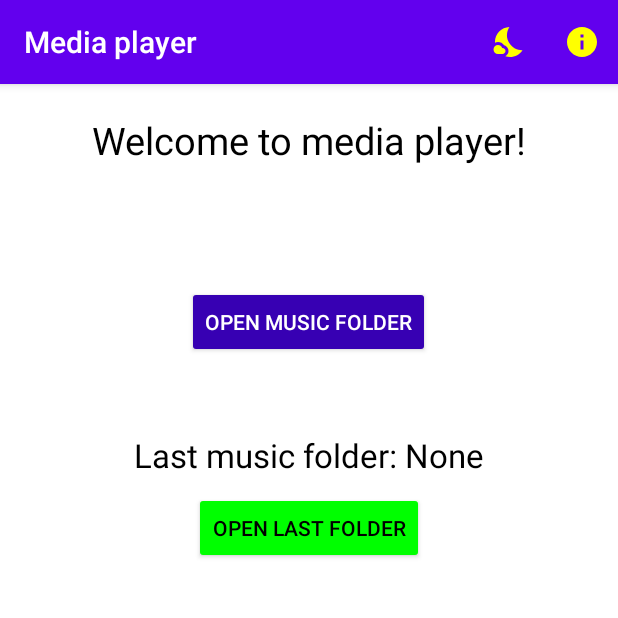
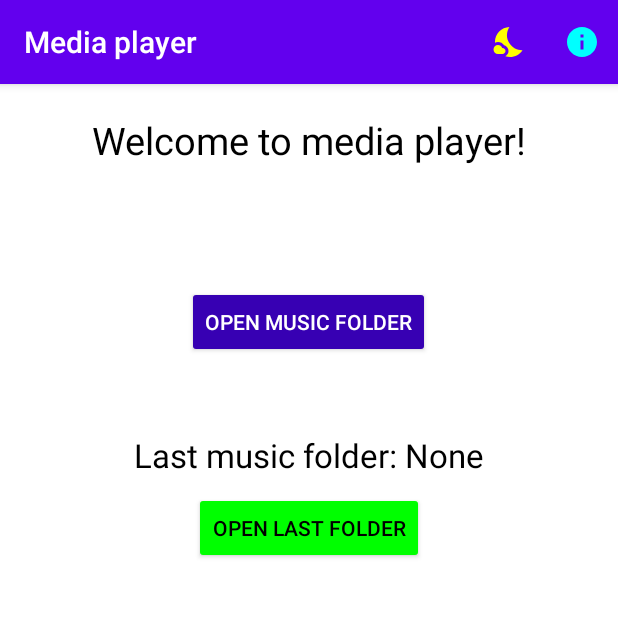
Before and after one commit to eisichenko/Android-Media-Player, an Android app: the screen it shows after launch (MainActivity), on a phone screen of 412 x 824 dp, the top half of it. Run offline under Robolectric (Android 15) with nearby library versions, the phone set to English and light mode, and no system bars.

Commit message:
changed color of about menu

```diff
--- a/app/src/main/res/drawable/ic_about.xml
+++ b/app/src/main/res/drawable/ic_about.xml
@@ -1,4 +1,4 @@
-<vector android:height="24dp" android:tint="#FFFF00"
+<vector android:height="24dp" android:tint="#00FFFF"
     android:viewportHeight="24" android:viewportWidth="24"
     android:width="24dp" xmlns:android="http://schemas.android.com/apk/res/android">
     <path android:fillColor="#FFFF00" android:pathData="M12,2C6.48,2 2,6.48 2,12s4.48,10 10,10 10,-4.48 10,-10S17.52,2 12,2zM13,17h-2v-6h2v6zM13,9h-2L11,7h2v2z"/>
```
